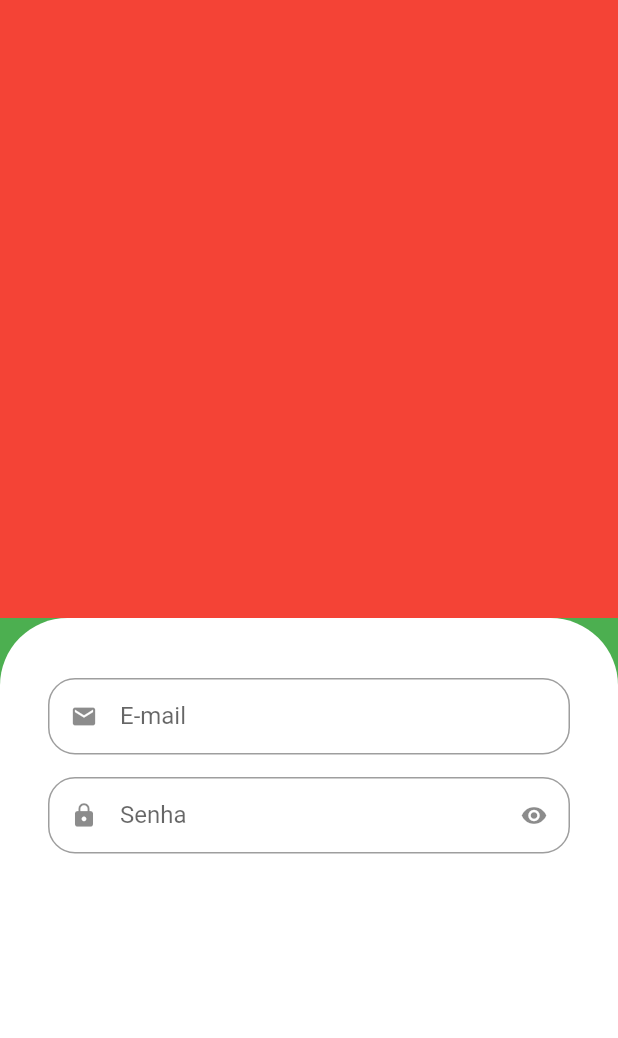
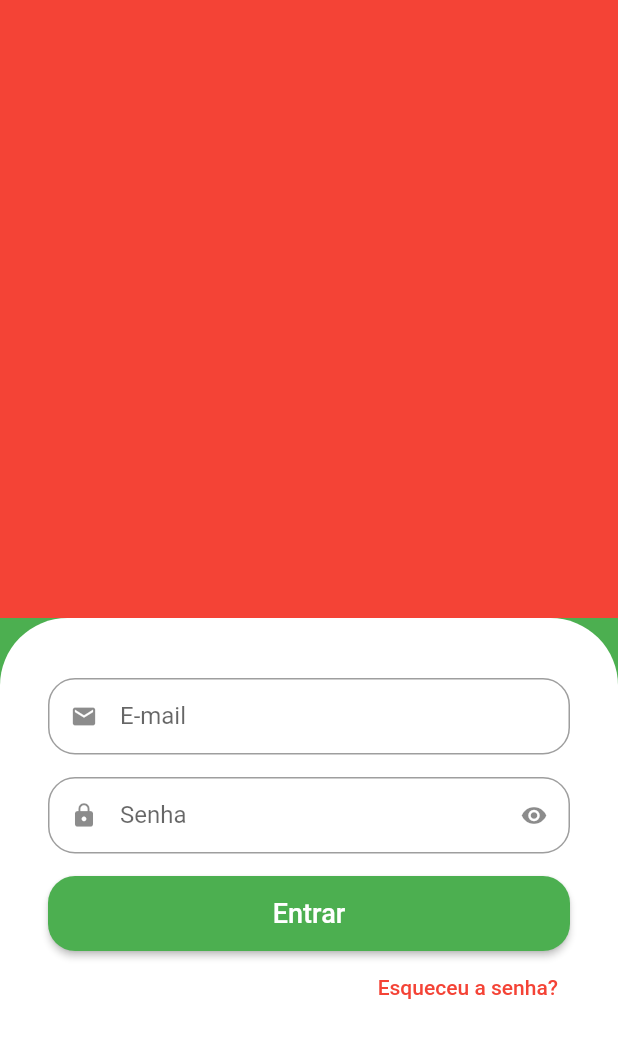
Before and after one commit to estelson/greengrocer, a Flutter app: the screen it shows after launch, on a phone screen of 412 x 824 dp. Shown: the top 1038 px of the screen. Run offline on Flutter 3.47's test engine with Material 2 defaults, Android fonts, the phone set to English and light mode, and no system bars.

Commit message:
Criando os botões de "Entrar" e "Esqueceu a senha?"

```diff
--- a/lib/src/auth/sign_in_screen.dart
+++ b/lib/src/auth/sign_in_screen.dart
@@ -1,5 +1,3 @@
-// ignore_for_file: prefer_const_constructors
-
 import 'package:flutter/material.dart';
 import 'package:greengrocer/src/auth/components/custom_text_field.dart';
 
@@ -18,27 +16,56 @@ class SignInScreen extends StatelessWidget {
         ),
         Expanded(
           child: Container(
-            padding: EdgeInsets.symmetric(
+            padding: const EdgeInsets.symmetric(
               horizontal: 32,
               vertical: 40,
             ),
-            decoration: BoxDecoration(
+            decoration: const BoxDecoration(
               color: Colors.white,
               borderRadius: BorderRadius.vertical(top: Radius.circular(45)),
             ),
             child: Column(
-              children: const [
+              crossAxisAlignment: CrossAxisAlignment.stretch,
+              children: [
                 // Email
-                CustomTextField(
+                const CustomTextField(
                   icon: Icons.email,
                   label: "E-mail",
                 ),
 
                 // Senha
-                CustomTextField(
+                const CustomTextField(
                   icon: Icons.lock,
                   label: "Senha",
                   isSecret: true,
+                ),
+
+                SizedBox(
+                  height: 50,
+                  child: ElevatedButton(
+                    style: ElevatedButton.styleFrom(
+                      shape: RoundedRectangleBorder(
+                        borderRadius: BorderRadius.circular(18),
+                      ),
+                    ),
+                    onPressed: () {},
+                    child: const Text(
+                      "Entrar",
+                      style: TextStyle(fontSize: 18),
+                    ),
+                  ),
+                ),
+                Align(
+                  alignment: Alignment.centerRight,
+                  child: TextButton(
+                    onPressed: () {},
+                    child: const Text(
+                      "Esqueceu a senha?",
+                      style: TextStyle(
+                        color: Colors.red,
+                      ),
+                    ),
+                  ),
                 ),
               ],
             ),
```
